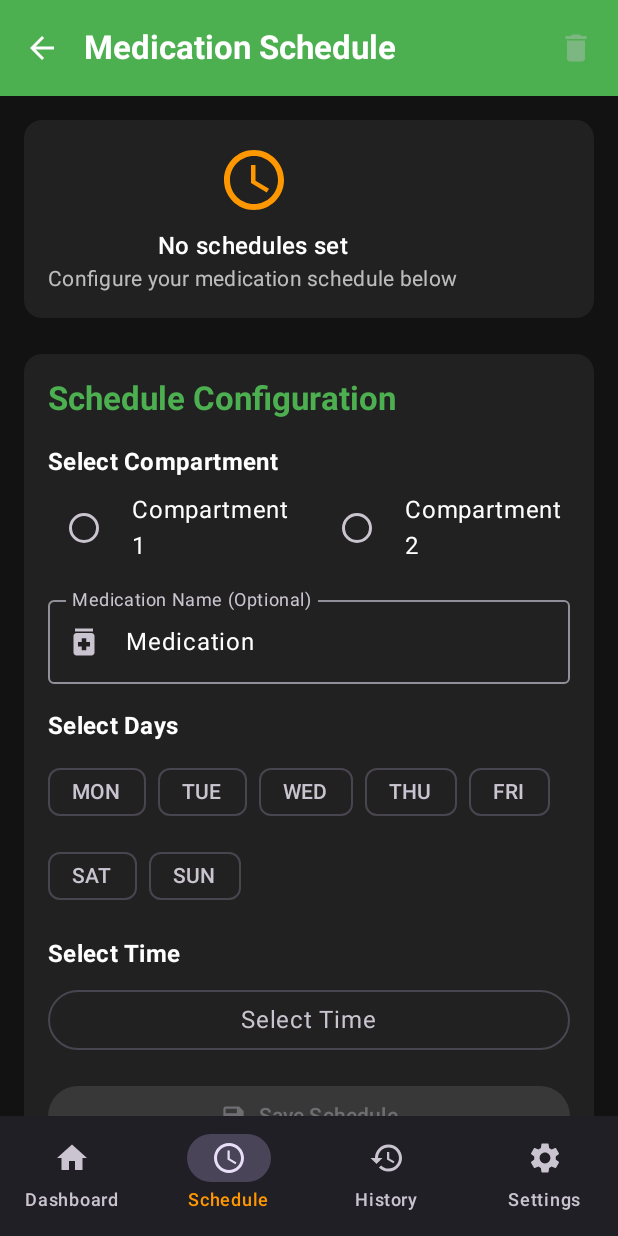
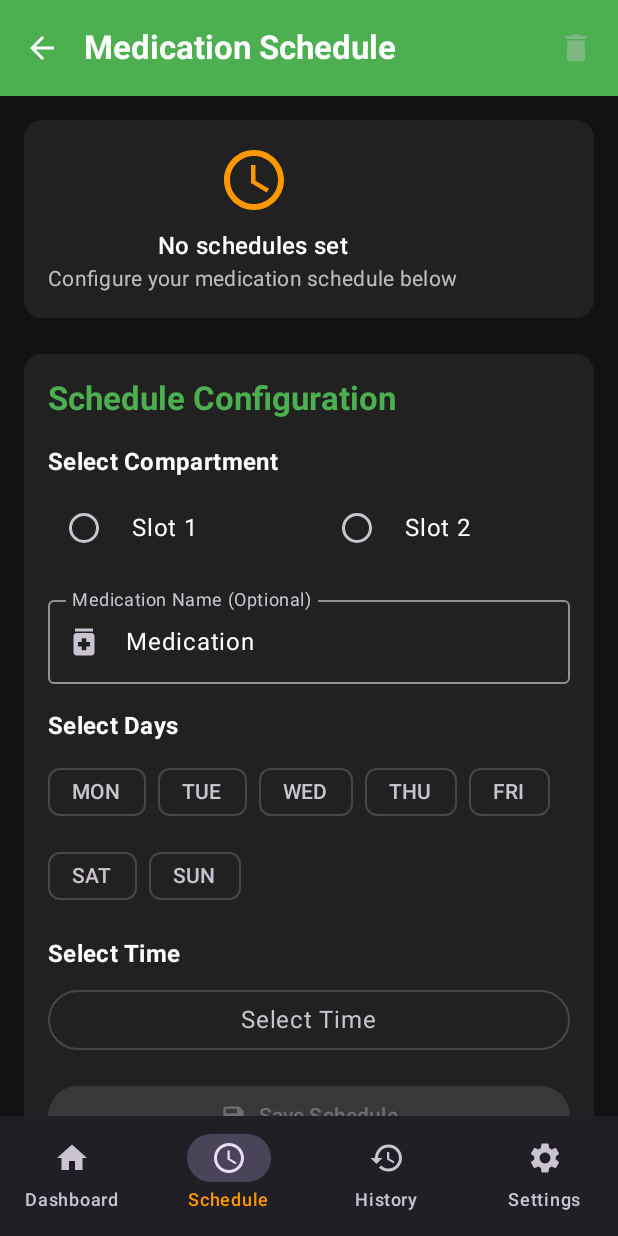
Before and after one commit to vkas-chaurasia/mobile-computing-smart-pillbox, an Android app built with Jetpack Compose: the ScheduleScreen screen opened through its navigation route, on a phone screen of 412 x 824 dp. Run offline under Robolectric (Android 15) with nearby library versions, the light colour scheme and no system bars.

Commit message:
Update ScheduleComponents.kt

```diff
--- a/android/app/src/main/java/com/teamA/pillbox/ui/components/ScheduleComponents.kt
+++ b/android/app/src/main/java/com/teamA/pillbox/ui/components/ScheduleComponents.kt
@@ -177,7 +177,7 @@ fun CompartmentSelector(
                 )
                 Spacer(modifier = Modifier.width(8.dp))
                 Text(
-                    text = "Compartment 1",
+                    text = "Slot 1",
                     style = MaterialTheme.typography.bodyLarge
                 )
             }
@@ -195,7 +195,7 @@ fun CompartmentSelector(
                 )
                 Spacer(modifier = Modifier.width(8.dp))
                 Text(
-                    text = "Compartment 2",
+                    text = "Slot 2",
                     style = MaterialTheme.typography.bodyLarge
                 )
             }
```
